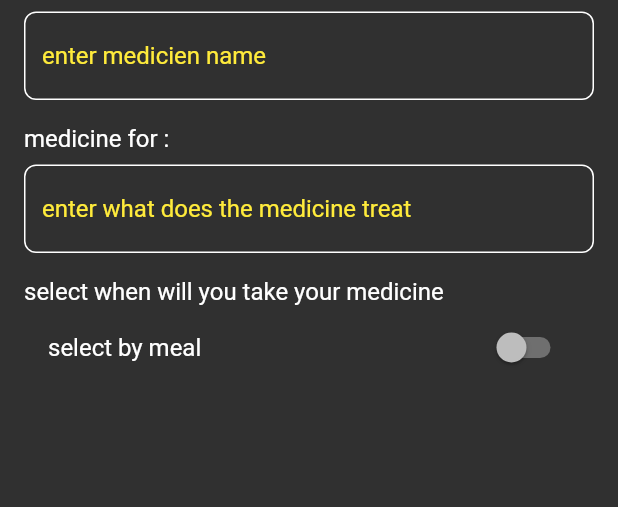
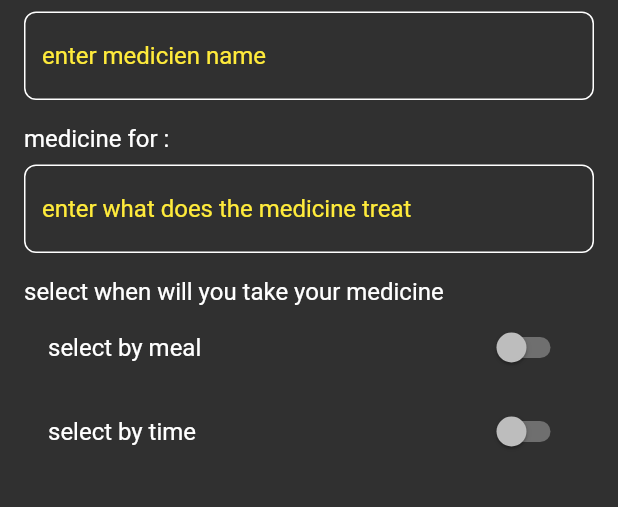
Before and after one commit to MeDoRa0/MyMeds, a Flutter app: the AddMedicineView screen opened by its route, on a phone screen of 412 x 824 dp, the part 116-623 px from its top. Run offline on Flutter 3.47's test engine with Material 2 defaults, Android fonts, the phone set to English and light mode, and no system bars; our stand-ins replace animated_text_kit, go_router.

Commit message:
add select by time to add medicine form

```diff
--- /dev/null
+++ b/lib/core/utils/widgets/custom_time_picker.dart
@@ -0,0 +1,33 @@
+import 'package:flutter/material.dart';
+
+class MyTimePicker extends StatefulWidget {
+  const MyTimePicker({Key? key}) : super(key: key);
+
+  @override
+  _MyTimePickerState createState() => _MyTimePickerState();
+}
+
+class _MyTimePickerState extends State<MyTimePicker> {
+  TimeOfDay _time = TimeOfDay.now();
+
+  Future<void> _selectTime(BuildContext context) async {
+    final TimeOfDay? newTime = await showTimePicker(
+      context: context,
+      initialTime: _time,
+    );
+    if (newTime != null) {
+      setState(() {
+        _time = newTime;
+      });
+    }
+  }
+
+  @override
+  Widget build(BuildContext context) {
+    return ListTile(
+      title: const Text('Select time'),
+      subtitle: Text('Selected time is ${_time.format(context)}'),
+      onTap: () => _selectTime(context),
+    );
+  }
+}
--- a/lib/features/home/views/widgets/add_medicine_form.dart
+++ b/lib/features/home/views/widgets/add_medicine_form.dart
@@ -2,6 +2,7 @@ import 'package:flutter/material.dart';
 import 'package:my_meds/core/utils/styles.dart';
 import 'package:my_meds/features/home/views/widgets/custom_text_filed.dart';
 import 'package:my_meds/features/home/views/widgets/select_by_meal_section.dart';
+import 'package:my_meds/features/home/views/widgets/select_by_time_section.dart';
 
 class AddMedicineForm extends StatefulWidget {
   const AddMedicineForm({super.key});
@@ -67,6 +68,7 @@ class _AddMedicineFormState extends State<AddMedicineForm> {
             ),
             //select by meal section
             const SelectByMeal(),
+            const SelectByTime(),
           ],
         ),
       ),
--- a/lib/features/home/views/widgets/select_by_meal_checkbox.dart
+++ b/lib/features/home/views/widgets/select_by_meal_checkbox.dart
@@ -17,7 +17,6 @@ class SelectByMealCheckBox extends StatefulWidget {
 }
 
 class _SelectByMealCheckBoxState extends State<SelectByMealCheckBox> {
-  // Meal? _character = Meal.beforebreakfast;
   List<String> selectedMeal = [];
   @override
   Widget build(BuildContext context) {
--- /dev/null
+++ b/lib/features/home/views/widgets/select_by_time_section.dart
@@ -0,0 +1,32 @@
+import 'package:flutter/material.dart';
+import 'package:my_meds/core/utils/widgets/custom_time_picker.dart';
+
+class SelectByTime extends StatefulWidget {
+  const SelectByTime({super.key});
+
+  @override
+  State<SelectByTime> createState() => _SelectByTimeState();
+}
+
+class _SelectByTimeState extends State<SelectByTime> {
+  bool switchbuttonTime = false;
+  @override
+  Widget build(BuildContext context) {
+    return Column(
+      children: [
+        SwitchListTile(
+          title: const Text('select by time'),
+          value: switchbuttonTime,
+          onChanged: (bool value) {
+            setState(
+              () {
+                switchbuttonTime = value;
+              },
+            );
+          },
+        ),
+        if (switchbuttonTime) const MyTimePicker(),
+      ],
+    );
+  }
+}
```
Also changed, not shown: lib/core/utils/widgets/curpertino_time_picker.dart (deleted, +0 -80 lines).
